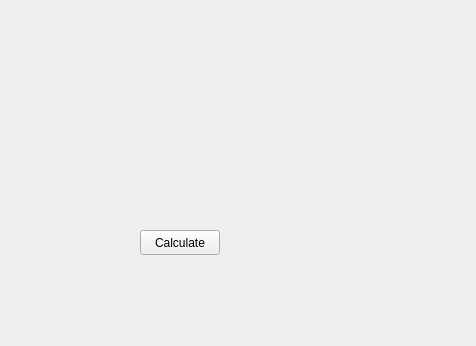
Qt form houghtransform.ui (mt0982/QImageProcessing) before a commit.
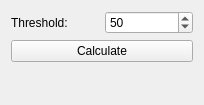
The same form after that commit.

Commit message: fixed outputWindow - only one window implemented

What changed in the file:
```diff
--- a/houghtransform.ui
+++ b/houghtransform.ui
@@ -6,26 +6,55 @@
    <rect>
     <x>0</x>
     <y>0</y>
-    <width>476</width>
-    <height>346</height>
+    <width>204</width>
+    <height>105</height>
    </rect>
   </property>
   <property name="windowTitle">
    <string>Form</string>
   </property>
-  <widget class="QPushButton" name="pbCalculate">
-   <property name="geometry">
-    <rect>
-     <x>140</x>
-     <y>230</y>
-     <width>80</width>
-     <height>25</height>
-    </rect>
-   </property>
-   <property name="text">
-    <string>Calculate</string>
-   </property>
-  </widget>
+  <layout class="QGridLayout" name="gridLayout">
+   <item row="0" column="0">
+    <widget class="QLabel" name="label">
+     <property name="text">
+      <string>Threshold: </string>
+     </property>
+    </widget>
+   </item>
+   <item row="1" column="0" colspan="2">
+    <widget class="QPushButton" name="pbCalculate">
+     <property name="text">
+      <string>Calculate</string>
+     </property>
+    </widget>
+   </item>
+   <item row="2" column="0">
+    <spacer name="verticalSpacer">
+     <property name="orientation">
+      <enum>Qt::Vertical</enum>
+     </property>
+     <property name="sizeHint" stdset="0">
+      <size>
+       <width>20</width>
+       <height>40</height>
+      </size>
+     </property>
+    </spacer>
+   </item>
+   <item row="0" column="1">
+    <widget class="QSpinBox" name="sbThreshold">
+     <property name="maximum">
+      <number>300</number>
+     </property>
+     <property name="singleStep">
+      <number>1</number>
+     </property>
+     <property name="value">
+      <number>50</number>
+     </property>
+    </widget>
+   </item>
+  </layout>
  </widget>
  <resources/>
  <connections/>
```
The commit also changes 3 other files.
